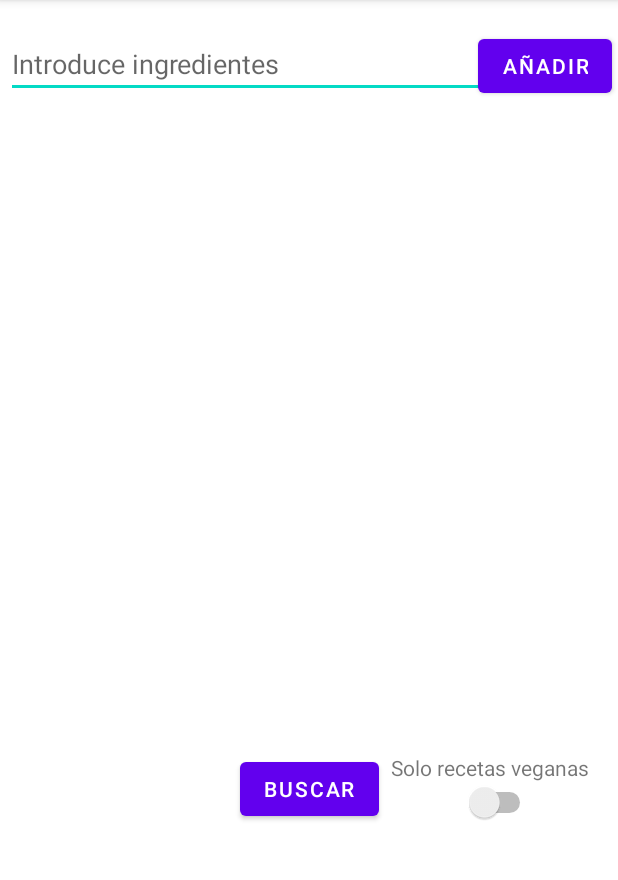
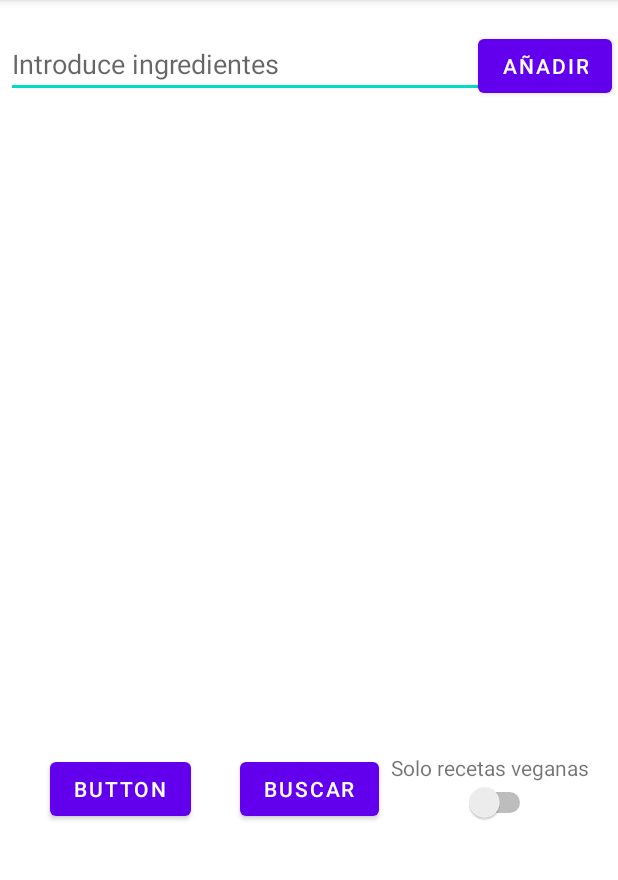
Before and after one commit to marticv/mi_nevera_app, an Android app: the screen it shows after launch (MainActivity), after a tap on "BUSCAR", on a phone screen of 412 x 824 dp, the part 84-964 px from its top. Run offline under Robolectric (Android 15) with nearby library versions, the phone set to English and light mode, and no system bars.

Commit message:
prepearing recycleview

```diff
--- a/app/src/main/java/com/proyecto_linkia/mi_nevera_app/MainActivity.kt
+++ b/app/src/main/java/com/proyecto_linkia/mi_nevera_app/MainActivity.kt
@@ -1,5 +1,6 @@
 package com.proyecto_linkia.mi_nevera_app
 
+import android.content.Intent
 import androidx.appcompat.app.AppCompatActivity
 import android.os.Bundle
 import android.widget.ArrayAdapter
@@ -9,16 +10,18 @@ import android.widget.Switch
 import android.widget.TextView
 import com.google.android.material.chip.Chip
 import com.google.android.material.chip.ChipGroup
-import com.proyecto_linkia.mi_nevera_app.clases.Ingrediente
-import com.proyecto_linkia.mi_nevera_app.clases.Receta
+import com.proyecto_linkia.mi_nevera_app.clases.Ingredient
+import com.proyecto_linkia.mi_nevera_app.clases.Recipie
+import com.proyecto_linkia.mi_nevera_app.data.IngredientProvider
 
 
 class MainActivity : AppCompatActivity() {
     private lateinit var actvEntry: AutoCompleteTextView
     private lateinit var btAddIngedient: Button
+    private lateinit var btMyIngredients: Button
     private lateinit var cgIngredients : ChipGroup
     private lateinit var btSearch : Button
-    private lateinit var listaRecetas:ArrayList<Receta>
+    private lateinit var listaRecipies:ArrayList<Recipie>
     private lateinit var tvResultados: TextView
     private lateinit var sVegan:Switch
 
@@ -30,44 +33,41 @@ class MainActivity : AppCompatActivity() {
         actvEntry = findViewById(R.id.actvEntry)
         fillActvEntry()
         btAddIngedient = findViewById(R.id.btAddIngredient)
+        btMyIngredients = findViewById(R.id.btMyIngredients)
         cgIngredients = findViewById(R.id.cgIngredients)
         btSearch =findViewById(R.id.btSearch)
         sVegan=findViewById(R.id.sVegan)
         tvResultados=findViewById(R.id.tvResultados)
 
-        //creamos recetas e ingredientes de prueva
-        var arroz:Ingrediente= Ingrediente(null,"arroz")
-        var macarrones:Ingrediente= Ingrediente(null,"macarrones")
-        var tomate:Ingrediente= Ingrediente(null,"salsa de tomate")
-        var manzana:Ingrediente= Ingrediente(null,"manzana")
-        var huevo:Ingrediente= Ingrediente(null,"huevo")
 
-        var ingArrozHervido: ArrayList<Ingrediente> = ArrayList<Ingrediente>()
-        ingArrozHervido.add(arroz)
+        val ingredients = IngredientProvider.ingredientList
 
-        var ingArrozConTomate:ArrayList<Ingrediente> = ArrayList<Ingrediente>()
-        ingArrozConTomate.add(arroz)
-        ingArrozConTomate.add(tomate)
+        var ingArrozHervido: ArrayList<Ingredient> = ArrayList<Ingredient>()
+        ingArrozHervido.add(ingredients[0])
 
-        var ingPastaConTomate: ArrayList<Ingrediente> = ArrayList<Ingrediente>()
-        ingPastaConTomate.add(macarrones)
-        ingPastaConTomate.add(tomate)
+        var ingArrozConTomate:ArrayList<Ingredient> = ArrayList<Ingredient>()
+        ingArrozConTomate.add(ingredients[0])
+        ingArrozConTomate.add(ingredients[2])
 
-        var ingArrozCubana: ArrayList<Ingrediente> = ArrayList<Ingrediente>()
-        ingArrozCubana.add(arroz)
-        ingArrozCubana.add(tomate)
-        ingArrozCubana.add(huevo)
+        var ingPastaConTomate: ArrayList<Ingredient> = ArrayList<Ingredient>()
+        ingPastaConTomate.add(ingredients[1])
+        ingPastaConTomate.add(ingredients[2])
 
-        var arrozHevido:Receta = Receta(null,"arroz hervido", ingArrozHervido,true)
-        var arrozConTomate:Receta= Receta(null,"arroz con tomate",ingArrozConTomate,true,)
-        var macarronesConTomate:Receta = Receta(null,"macarrones con tomate", ingPastaConTomate,true)
-        var arrozCubana:Receta = Receta(null,"arroz a la cubana",ingArrozCubana,false)
+        var ingArrozCubana: ArrayList<Ingredient> = ArrayList<Ingredient>()
+        ingArrozCubana.add(ingredients[0])
+        ingArrozCubana.add(ingredients[2])
+        ingArrozCubana.add(ingredients[4])
 
-        listaRecetas = ArrayList<Receta>()
-        listaRecetas.add(arrozConTomate)
-        listaRecetas.add(arrozCubana)
-        listaRecetas.add(arrozHevido)
-        listaRecetas.add(macarronesConTomate)
+        var arrozHevido:Recipie = Recipie(null,"arroz hervido", ingArrozHervido,true)
+        var arrozConTomate:Recipie= Recipie(null,"arroz con tomate",ingArrozConTomate,true,)
+        var macarronesConTomate:Recipie = Recipie(null,"macarrones con tomate", ingPastaConTomate,true)
+        var arrozCubana:Recipie = Recipie(null,"arroz a la cubana",ingArrozCubana,false)
+
+        listaRecipies = ArrayList<Recipie>()
+        listaRecipies.add(arrozConTomate)
+        listaRecipies.add(arrozCubana)
+        listaRecipies.add(arrozHevido)
+        listaRecipies.add(macarronesConTomate)
 
 
         //hacemos que al clicar al boton añadir se cree un chip
@@ -76,6 +76,10 @@ class MainActivity : AppCompatActivity() {
                 addChip(actvEntry.text.toString())
                 actvEntry.setText("")
             }
+        }
+
+        btMyIngredients.setOnClickListener {
+            startActivity(Intent(this,MyIngredients::class.java))
         }
 
 
@@ -148,8 +152,8 @@ class MainActivity : AppCompatActivity() {
      *
      * @return lista con las recetas del sistema
      */
-    private fun obtainRecipes():ArrayList<Receta>{
-        return listaRecetas
+    private fun obtainRecipes():ArrayList<Recipie>{
+        return listaRecipies
     }
 
     /**
@@ -159,8 +163,8 @@ class MainActivity : AppCompatActivity() {
      * @param recipes del sistema
      * @return lista con las recetas que cumplen los parametros
      */
-    private fun findSuitableRecipes(ingredients:ArrayList<String>, recipes:ArrayList<Receta>):ArrayList<Receta>{
-        var correctRecipes:ArrayList<Receta> = ArrayList<Receta>()
+    private fun findSuitableRecipes(ingredients:ArrayList<String>, recipes:ArrayList<Recipie>):ArrayList<Recipie>{
+        var correctRecipes:ArrayList<Recipie> = ArrayList<Recipie>()
         for(i in 0 until recipes.size){
             if(checkRecipe(recipes[i],ingredients)) correctRecipes.add(recipes[i])
         }
@@ -174,15 +178,15 @@ class MainActivity : AppCompatActivity() {
      * @param selectedIngredients ingredientes entrados por el usuario
      * @return true si la receta cumple los criterios o false si no
      */
-    private fun checkRecipe(recipe:Receta,selectedIngredients:ArrayList<String>):Boolean{
+    private fun checkRecipe(recipe:Recipie, selectedIngredients:ArrayList<String>):Boolean{
         var count:Int=0
-        val ingredientNumber: Int =recipe.ingredientes.size
+        val ingredientNumber: Int =recipe.ingredients.size
         var ingredientInRecipe:String
         if(checkVegan(sVegan)){
             if(!recipe.vegan)return false
         }
-        for(i in 0 until recipe.ingredientes.size){
-            ingredientInRecipe= recipe.ingredientes[i].toString()
+        for(i in 0 until recipe.ingredients.size){
+            ingredientInRecipe= recipe.ingredients[i].toString()
             if(selectedIngredients.contains(ingredientInRecipe))count++
         }
         return count==ingredientNumber
@@ -194,7 +198,7 @@ class MainActivity : AppCompatActivity() {
      * @param recipes
      * @return String con la lista de recetas
      */
-    private fun printRecipes(recipes:ArrayList<Receta>):String{
+    private fun printRecipes(recipes:ArrayList<Recipie>):String{
         var myList:String=""
         for(i in 0 until recipes.size){
             myList=myList+ recipes[i].toString()+" "
--- /dev/null
+++ b/app/src/main/java/com/proyecto_linkia/mi_nevera_app/clases/Ingredient.kt
@@ -0,0 +1,6 @@
+package com.proyecto_linkia.mi_nevera_app.clases
+
+data class Ingredient(
+    val id_ingredient: Int?,
+    val ingredientName: String
+)
--- a/app/src/main/java/com/proyecto_linkia/mi_nevera_app/clases/Ingrediente.kt
+++ /dev/null
@@ -1,16 +0,0 @@
-package com.proyecto_linkia.mi_nevera_app.clases
-
-class Ingrediente{
-    private var id_ingrediente: Int? = null
-    private var nombreIngrediente: String =""
-
-    constructor()
-    constructor(id_ingrediente: Int?, nombreIngrediente: String) {
-        this.id_ingrediente = id_ingrediente
-        this.nombreIngrediente = nombreIngrediente
-    }
-
-    override fun toString():String{
-        return nombreIngrediente
-    }
-}
--- a/app/src/main/java/com/proyecto_linkia/mi_nevera_app/clases/Receta.kt
+++ /dev/null
@@ -1,21 +0,0 @@
-package com.proyecto_linkia.mi_nevera_app.clases
-
-class Receta{
-    var id_receta:Int? = null
-    var nombreReceta:String = ""
-    var ingredientes:ArrayList<Ingrediente> =ArrayList<Ingrediente>()
-    var vegan:Boolean=false
-
-    constructor()
-    constructor(id_receta: Int?, nombreReceta: String, ingredientes: ArrayList<Ingrediente>, vegan:Boolean) {
-        this.id_receta = id_receta
-        this.nombreReceta = nombreReceta
-        this.ingredientes = ingredientes
-        this.vegan=vegan
-    }
-
-
-    override fun toString(): String{
-        return nombreReceta
-    }
-}
--- /dev/null
+++ b/app/src/main/java/com/proyecto_linkia/mi_nevera_app/clases/Recipie.kt
@@ -0,0 +1,8 @@
+package com.proyecto_linkia.mi_nevera_app.clases
+
+data class Recipie(
+    val id_receta: Int?,
+    val nombreReceta: String,
+    val ingredients: ArrayList<Ingredient>,
+    val vegan: Boolean
+)
--- /dev/null
+++ b/app/src/main/java/com/proyecto_linkia/mi_nevera_app/data/IngredientProvider.kt
@@ -0,0 +1,15 @@
+package com.proyecto_linkia.mi_nevera_app.data
+
+import com.proyecto_linkia.mi_nevera_app.clases.Ingredient
+
+class IngredientProvider {
+    companion object {
+        val ingredientList = listOf<Ingredient>(
+            Ingredient(null, "arroz"),
+            Ingredient(null, "macarrones"),
+            Ingredient(null, "salsa de tomate"),
+            Ingredient(null, "manzana"),
+            Ingredient(null, "huevo")
+        )
+    }
+}
--- a/app/src/main/res/layout/activity_main.xml
+++ b/app/src/main/res/layout/activity_main.xml
@@ -78,5 +78,14 @@
         app:layout_constraintStart_toEndOf="@+id/btSearch"
         app:layout_constraintTop_toTopOf="@+id/btSearch" />
 
+    <Button
+        android:id="@+id/btMyIngredients"
+        android:layout_width="wrap_content"
+        android:layout_height="wrap_content"
+        android:text="Button"
+        app:layout_constraintEnd_toStartOf="@+id/btSearch"
+        app:layout_constraintStart_toStartOf="parent"
+        app:layout_constraintTop_toTopOf="@+id/btSearch" />
+
 
 </androidx.constraintlayout.widget.ConstraintLayout>
```
Also changed, not shown: app/src/main/AndroidManifest.xml (+7 -0 lines), app/src/main/java/com/proyecto_linkia/mi_nevera_app/MyIngredients.kt (added, +11 -0 lines), app/src/main/java/com/proyecto_linkia/mi_nevera_app/adapter/IngredientAdapter.kt (added, +19 -0 lines), app/src/main/java/com/proyecto_linkia/mi_nevera_app/adapter/IngredientViewHolder.kt (added, +8 -0 lines), app/src/main/res/layout/activity_my_ingredients.xml (added, +19 -0 lines), app/src/main/res/layout/item_ingredient.xml (added, +19 -0 lines), 1 other file.
